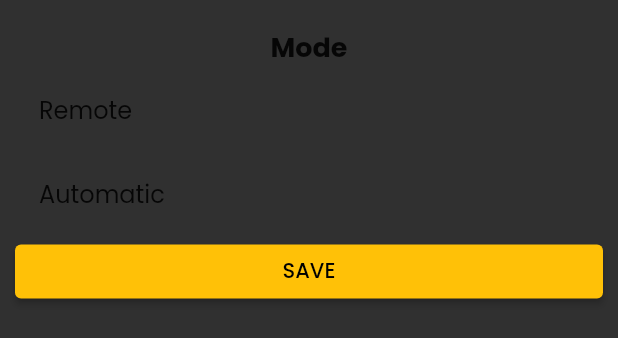
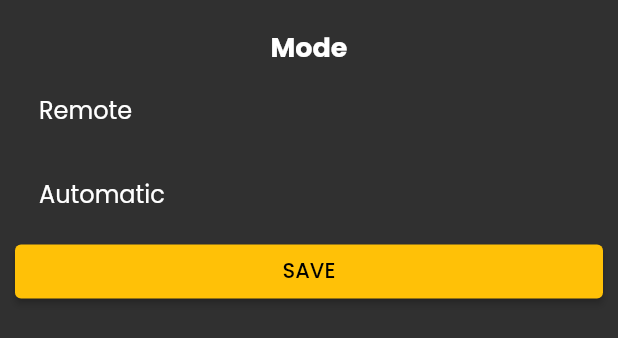
Before and after one commit to nanangstwan/smarthomev2, a Flutter app: the ModeModal widget shown alone on an empty page, opened directly with empty values, on a phone screen of 412 x 824 dp. Shown: the top 338 px of the screen. Run offline on Flutter 3.47's test engine with Material 2 defaults, Android fonts, the phone set to English and light mode, and no system bars; our stand-ins replace firebase_core, firebase_database, google_fonts; accounts and stored records are empty.

```diff
--- a/lib/_card.dart
+++ b/lib/_card.dart
@@ -185,7 +185,7 @@ class LampCard extends StatelessWidget {
                       ),
                       Switch(
                         activeColor: Colors.amber,
-                        value: device.status == "HIDUP",
+                        value: device.status != "HIDUP",
                         onChanged: device.mode == IotMode.auto
                             ? null
                             : (value) {
@@ -465,12 +465,13 @@ class _ModeModalState extends State<ModeModal> {
             const Text(
               "Mode",
               style: TextStyle(
+                color: Colors.white,
                 fontWeight: FontWeight.bold,
                 fontSize: 18,
               ),
             ),
             ListTile(
-              title: const Text("Remote"),
+              title: const Text("Remote", style: TextStyle(color: Colors.white),),
               trailing: mode == 'remote' ? const Icon(Icons.check) : null,
               onTap: () {
                 setState(() {
@@ -479,7 +480,7 @@ class _ModeModalState extends State<ModeModal> {
               },
             ),
             ListTile(
-              title: const Text("Automatic"),
+              title: const Text("Automatic", style: TextStyle(color: Colors.white),),
               trailing: mode == 'auto' ? const Icon(Icons.check) : null,
               onTap: () {
                 setState(() {
--- a/lib/screen/home.dart
+++ b/lib/screen/home.dart
@@ -132,7 +132,7 @@ class _HomeState extends State<Home> {
                             const Text(
                               'TEMPERATURE',
                               style:
-                                  TextStyle(fontSize: 17, color: Colors.white),
+                                  TextStyle(fontSize: 17, color: Colors.white, fontWeight: FontWeight.bold),
                             ),
                             StreamBuilder(
                               stream: FirebaseDatabase.instance
@@ -147,9 +147,9 @@ class _HomeState extends State<Home> {
                                       dataTemp?.snapshot.value?.toString() ??
                                           'ERROR';
                                   return Text(
-                                    Temp,
+                                    Temp+ '\u00b0C',
                                     style: const TextStyle(
-                                        fontSize: 20, color: Colors.white),
+                                        fontSize: 20, color: Colors.white, fontWeight: FontWeight.bold),
                                   );
                                 }
                                 return CircularProgressIndicator();
@@ -161,8 +161,7 @@ class _HomeState extends State<Home> {
                     ],
                   ),
                 ),
-                Container(
-                  child: Row(
+                Row(
                   mainAxisAlignment: MainAxisAlignment.spaceBetween,
                   children: [
                     Image.asset(
@@ -172,25 +171,22 @@ class _HomeState extends State<Home> {
                       color: Colors.white,
                     ),
                     const SizedBox(width: 10),
-                      Container(
-                        child: Column(
+                    Column(
                       mainAxisAlignment: MainAxisAlignment.center,
                       children: const [
                         Text(
                           'HUMIDITY',
                           style:
-                                  TextStyle(fontSize: 17, color: Colors.white),
+                              TextStyle(fontSize: 17, color: Colors.white, fontWeight: FontWeight.bold),
                         ),
                         Text(
                           '70%',
                           style:
-                                  TextStyle(fontSize: 20, color: Colors.white),
+                              TextStyle(fontSize: 20, color: Colors.white, fontWeight: FontWeight.bold),
                         ),
                       ],
                     ),
-                      ),
                   ],
-                  ),
                 ),
               ],
             ),
```
Also changed, not shown: lib/image_UI/1.jpg (added), lib/image_UI/2.jpg (added), lib/image_UI/3.jpg (added). Lines whose indentation alone changed are shown as unchanged.
